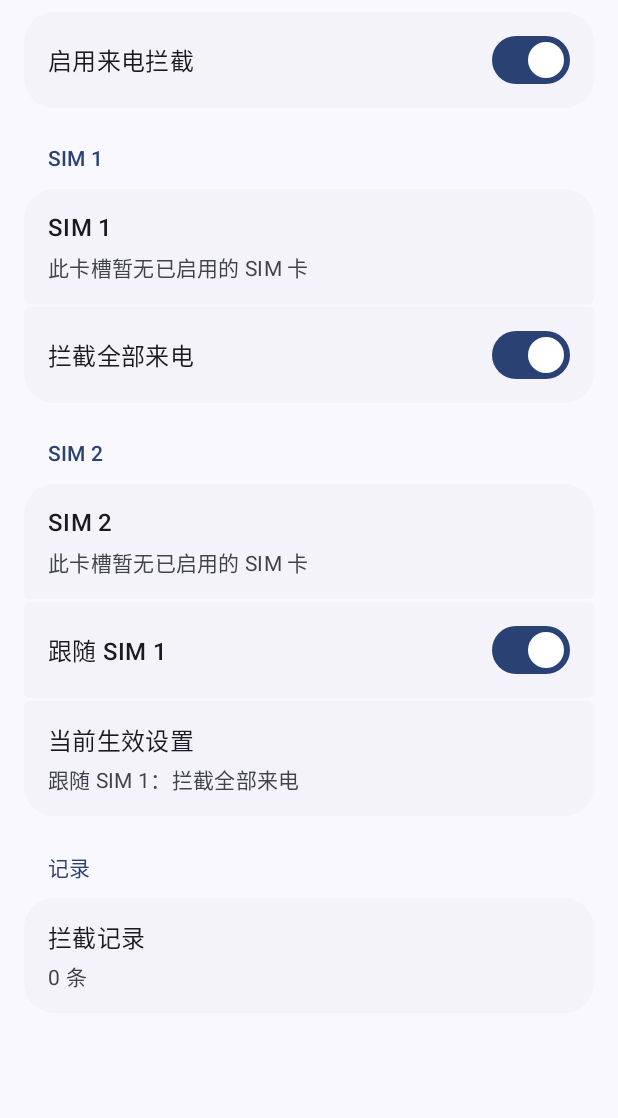
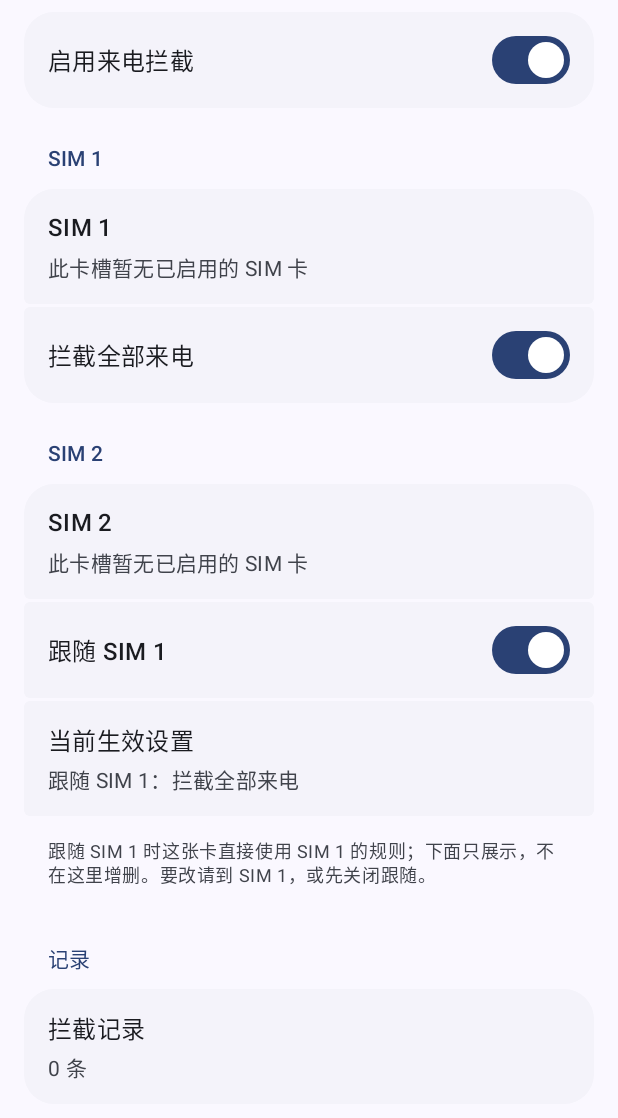
Before and after one commit to AIXINJUELUOAI/NativeComplements, an Android app built with Jetpack Compose: the composable CallBlockingScreen shown on its own in the app's theme, after a tap on "跟随 SIM 1", on a phone screen of 412 x 824 dp. Shown: the top 1118 px of the screen. Run offline under Robolectric (Android 15) with nearby library versions, the phone set to English and light mode, and no system bars; our stand-ins replace Material 3 Expressive styles (plain Material 3 is drawn); pictures from the network do not load; 8 statements that could not run were skipped; 3 other taps on this screen came first.

Commit message:
fix(sms,calls): show the inherited rules instead of writing a hidden list
With SIM 2 following SIM 1 the section listed SIM 1's rules but every add,
edit and delete was written to SIM 2's own list, which then stayed invisible
until following was turned off — a keyword could look like it vanished right
after being added.

Both screens now render the inherited rules read-only with a hint, so the
editing path that wrote the hidden list is gone, and a second hint reports how
many rules this SIM still owns (they take effect once following is off).
Version 185 / 0.12.5-sms2.

```diff
--- a/app/build.gradle.kts
+++ b/app/build.gradle.kts
@@ -11,8 +11,8 @@ android {
         applicationId = "dev.nativecomplements.module"
         minSdk = 34
         targetSdk = 37
-        versionCode = 184
-        versionName = "0.12.5-sms1"
+        versionCode = 185
+        versionName = "0.12.5-sms2"
     }
     flavorDimensions += "product"
     productFlavors {
--- a/app/src/main/java/dev/local/sunwindowdemo/features/callblocking/CallBlockingScreen.kt
+++ b/app/src/main/java/dev/local/sunwindowdemo/features/callblocking/CallBlockingScreen.kt
@@ -179,6 +179,12 @@ fun CallBlockingScreen(showRecords: Boolean = false, bottomInset: Dp = 0.dp, onR
                     } else {
                         SettingRow("当前生效设置", if (config.getBoolean("sim1_reject_all")) "跟随 SIM 1：拦截全部来电"
                             else "跟随 SIM 1：${patterns.size} 条号码规则；陌生拦截${if (config.getBoolean("sim1_reject_strangers")) "开" else "关"}；重复放行${if (config.getBoolean("sim1_allow_repeat")) "开" else "关"}")
+                        Hint("跟随 SIM 1 时这张卡直接使用 SIM 1 的规则；下面只展示，不在这里增删。要改请到 SIM 1，或先关闭跟随。")
+                        patterns.forEach { SettingRow(it) }
+                        // Editing while following used to write this card's own hidden list, so surface it.
+                        val ownRules = config.getStringArray(ownPrefix + "patterns").orEmpty().size
+                        if (!config.getBoolean("sim1_reject_all") && ownRules > 0)
+                            Hint("SIM 2 自己另有 $ownRules 条号码规则，关闭「跟随 SIM 1」后才会生效。")
                     }
                 }
             }
```
Also changed, not shown: app/src/main/java/dev/local/sunwindowdemo/features/smsblocking/SmsBlockingScreen.kt (+11 -3 lines).
